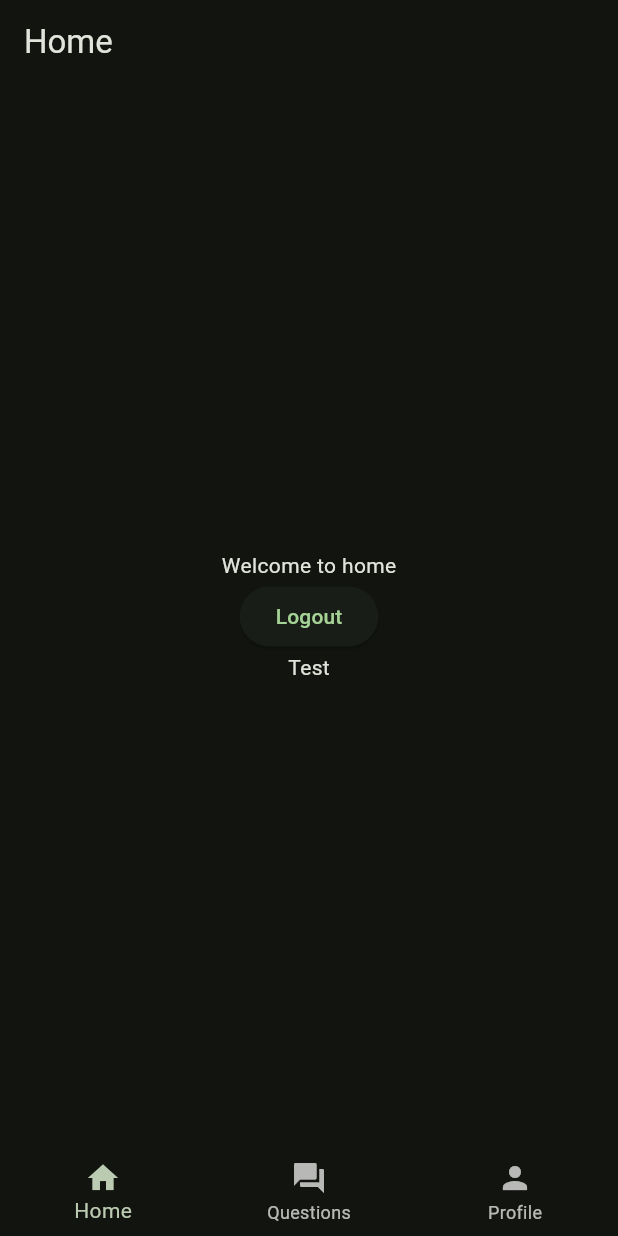
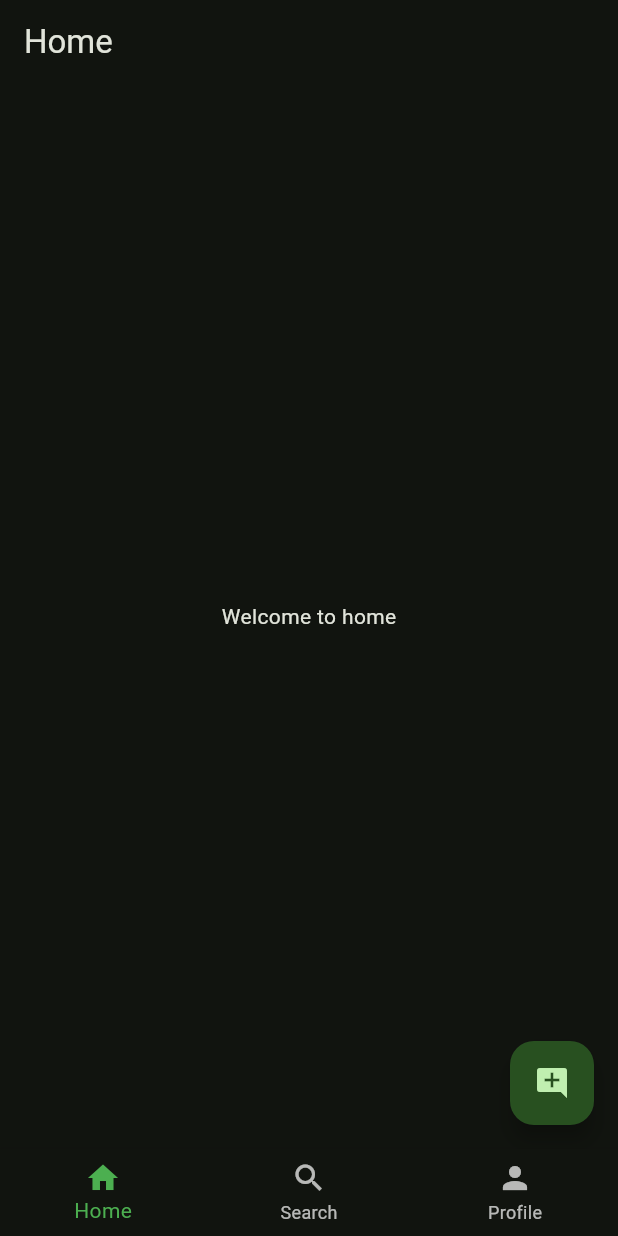
Before and after one commit to Somnathumapathi/Status200, a Flutter app: the screen it shows once a user with an empty profile is signed in, on a phone screen of 412 x 824 dp. Run offline on Flutter 3.47's test engine with Material 3 defaults, Android fonts, the light colour scheme and no system bars; our stand-ins replace cloud_firestore, firebase_auth, firebase_core, firebase_storage, get; missing offline and left inert: neopop; accounts and stored records are empty.

Commit message:
Add question Dialog with some more changes

```diff
--- a/lib/views/screens/home_screen.dart
+++ b/lib/views/screens/home_screen.dart
@@ -1,6 +1,9 @@
 import 'package:flutter/foundation.dart';
 import 'package:flutter/material.dart';
+import 'package:get/get.dart';
 import 'package:status200/constants.dart';
+
+import 'package:status200/views/widgets/addquestiondialog.dart';
 
 class HomeScreen extends StatelessWidget {
   const HomeScreen({super.key});
@@ -13,12 +16,12 @@ class HomeScreen extends StatelessWidget {
           mainAxisAlignment: MainAxisAlignment.center,
           children: [
             Text('Welcome to home'),
-            ElevatedButton(
-                onPressed: () => authController.logout(),
-                child: Text('Logout')),
-            Text('Test'),
           ],
         ),
+      ),
+      floatingActionButton: FloatingActionButton(
+        onPressed: () => Get.dialog(AddQuestionDialog()),
+        child: Icon(Icons.add_comment),
       ),
     );
   }
--- a/lib/views/screens/my_app.dart
+++ b/lib/views/screens/my_app.dart
@@ -14,7 +14,7 @@ class MyApp extends StatefulWidget {
 class _MyAppState extends State<MyApp> {
   int _screenIndex = 0;
 
-  List<String> _title = ['Home', 'Questions', 'Profile'];
+  List<String> _title = ['Home', 'Search', 'Profile'];
 
   List<Widget> _screens = [HomeScreen(), QuestionScreen(), ProfileScreen()];
   void onTapped(int index) {
@@ -37,11 +37,11 @@ class _MyAppState extends State<MyApp> {
         currentIndex: _screenIndex,
         items: [
           BottomNavigationBarItem(icon: Icon(Icons.home), label: _title[0]),
-          BottomNavigationBarItem(
-              icon: Icon(Icons.question_answer), label: _title[1]),
+          BottomNavigationBarItem(icon: Icon(Icons.search), label: _title[1]),
           BottomNavigationBarItem(icon: Icon(Icons.person), label: _title[2]),
         ],
         onTap: onTapped,
+        selectedItemColor: Colors.green,
       ),
     );
   }
--- a/lib/views/screens/myquestions_screen.dart
+++ b/lib/views/screens/myquestions_screen.dart
@@ -5,10 +5,10 @@ class MyQuestionsScreen extends StatelessWidget {
   Widget build(BuildContext context) {
     return Scaffold(
       appBar: AppBar(
-        title: Text('Second Page'),
+        title: Text('My Questions'),
       ),
       body: Center(
-        child: Text('This is the second page'),
+        child: Text('My questions'),
       ),
     );
   }
```
Also changed, not shown: lib/views/screens/profile_screen.dart (+14 -6 lines), lib/views/widgets/addquestiondialog.dart (added, +106 -0 lines).
